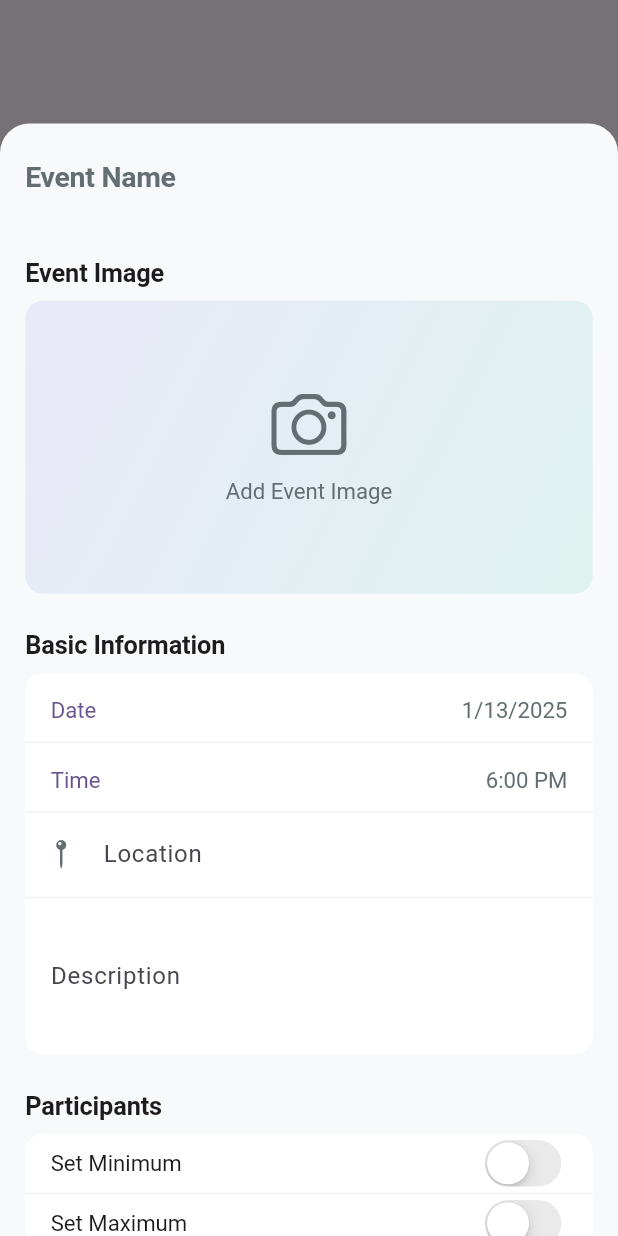
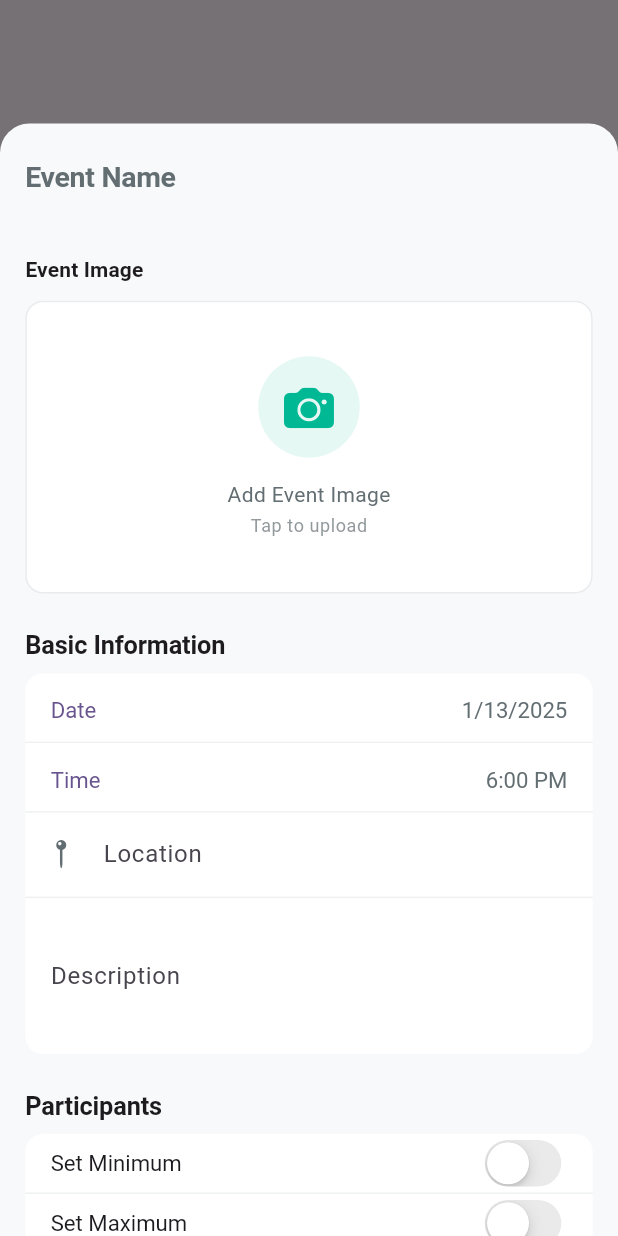
Before and after one commit to ari-naar/events-app, a Flutter app: the screen it shows after launch, item 3 of the bottom bar chosen, after a tap on "Add Event Image", on a phone screen of 412 x 824 dp. Run offline on Flutter 3.47's test engine with Material 3 defaults, Android fonts, the phone set to English and light mode, and no system bars; our stand-ins replace flutter_screenutil, hugeicons, image_picker, share_plus.

Commit message:
Remove project status documentation and enhance CreateEventScreen and EventDetailsScreen functionality. Deleted outdated project_status.txt to streamline project documentation. Updated CreateEventScreen to include image upload functionality with improved UI for selecting and displaying event images. Enhanced EventDetailsScreen with a new button to open event locations in maps, including error handling for map access. Overall improvements focus on user experience and interface consistency.

```diff
--- a/lib/features/events/screens/create_event_screen.dart
+++ b/lib/features/events/screens/create_event_screen.dart
@@ -1,12 +1,11 @@
+import 'dart:io';
+import 'package:events_app/config/theme/app_typography.dart';
 import 'package:flutter/cupertino.dart';
 import 'package:flutter/material.dart';
-import 'package:flutter/services.dart';
 import 'package:flutter_screenutil/flutter_screenutil.dart';
-import 'package:hugeicons/hugeicons.dart';
-import 'package:url_launcher/url_launcher.dart';
+import 'package:image_picker/image_picker.dart';
 import 'package:share_plus/share_plus.dart';
 import '../../../config/theme/app_colors.dart';
-import '../../../config/theme/app_typography.dart';
 import '../../../core/models/event.dart';
 import 'age_range_sheet.dart';
 import 'notification_settings_sheet.dart';
@@ -49,6 +48,7 @@ class _CreateEventBottomSheetState extends State<CreateEventBottomSheet> {
   bool _hasMaxParticipants = false;
   bool _hasMinAge = false;
   bool _hasMaxAge = false;
+  File? _selectedImage;
 
   @override
   void dispose() {
@@ -103,7 +103,7 @@ class _CreateEventBottomSheetState extends State<CreateEventBottomSheet> {
                   child: Column(
                     crossAxisAlignment: CrossAxisAlignment.start,
                     children: [
-                      _buildImageSection(),
+                      _buildImageSection(context),
                       SizedBox(height: 24.h),
                       _buildBasicInfoSection(),
                       SizedBox(height: 24.h),
@@ -130,71 +130,133 @@ class _CreateEventBottomSheetState extends State<CreateEventBottomSheet> {
     );
   }
 
-  Widget _buildImageSection() {
+  Widget _buildImageSection(BuildContext context) {
     return Column(
       crossAxisAlignment: CrossAxisAlignment.start,
       children: [
         Text(
           'Event Image',
-          style: AppTypography.titleSmall,
-        ),
-        SizedBox(height: 8.h),
-        Container(
-          height: 200.h,
-          decoration: BoxDecoration(
-            color: AppColors.surface,
-            borderRadius: BorderRadius.circular(12.r),
-            gradient: LinearGradient(
-              begin: Alignment.topLeft,
-              end: Alignment.bottomRight,
-              colors: [
-                AppColors.primary.withValues(alpha: 0.1),
-                AppColors.accent.withValues(alpha: 0.1),
-              ],
-            ),
-          ),
-          child: Material(
-            color: Colors.transparent,
-            child: InkWell(
-              onTap: () {
-                // TODO: Implement image picker
-              },
+          style: Theme.of(context).textTheme.titleSmall?.copyWith(
+                fontWeight: FontWeight.w600,
+                height: 1.3,
+              ),
+        ),
+        SizedBox(height: 12.h),
+        GestureDetector(
+          onTap: _pickImage,
+          child: Container(
+            height: 200.h,
+            width: double.infinity,
+            decoration: BoxDecoration(
+              color: AppColors.surface,
               borderRadius: BorderRadius.circular(12.r),
-              child: Center(
-                child: Column(
-                  mainAxisAlignment: MainAxisAlignment.center,
-                  children: [
-                    Icon(
-                      CupertinoIcons.camera,
-                      size: 48.sp,
-                      color: AppColors.textLight,
-                    ),
-                    SizedBox(height: 8.h),
-                    Text(
-                      'Add Event Image',
-                      style: AppTypography.bodyMedium.copyWith(
-                        color: AppColors.textLight,
-                      ),
-                    ),
-                  ],
-                ),
-              ),
-            ),
-          ),
-        ),
-        if (_imageController.text.isNotEmpty)
-          Padding(
-            padding: EdgeInsets.only(top: 8.h),
-            child: TextFormField(
-              controller: _imageController,
-              decoration: const InputDecoration(
-                labelText: 'Image URL',
-                border: InputBorder.none,
-              ),
-            ),
-          ),
+              border: Border.all(
+                color: AppColors.divider,
+                width: 1,
+              ),
+            ),
+            child: ClipRRect(
+              borderRadius: BorderRadius.circular(12.r),
+              child: _selectedImage != null
+                  ? Stack(
+                      fit: StackFit.expand,
+                      children: [
+                        Image.file(
+                          _selectedImage!,
+                          fit: BoxFit.cover,
+                        ),
+                        Positioned(
+                          top: 8.h,
+                          right: 8.w,
+                          child: GestureDetector(
+                            onTap: () => setState(() => _selectedImage = null),
+                            child: Container(
+                              padding: EdgeInsets.all(8.w),
+                              decoration: BoxDecoration(
+                                color: Colors.black.withOpacity(0.5),
+                                shape: BoxShape.circle,
+                              ),
+                              child: Icon(
+                                CupertinoIcons.xmark,
+                                size: 16.sp,
+                                color: Colors.white,
+                              ),
+                            ),
+                          ),
+                        ),
+                      ],
+                    )
+                  : Column(
+                      mainAxisAlignment: MainAxisAlignment.center,
+                      children: [
+                        Container(
+                          padding: EdgeInsets.all(16.w),
+                          decoration: BoxDecoration(
+                            color: AppColors.accent.withOpacity(0.1),
+                            shape: BoxShape.circle,
+                          ),
+                          child: Icon(
+                            CupertinoIcons.camera_fill,
+                            size: 32.sp,
+                            color: AppColors.accent,
+                          ),
+                        ),
+                        SizedBox(height: 16.h),
+                        Text(
+                          'Add Event Image',
+                          style:
+                              Theme.of(context).textTheme.bodyMedium?.copyWith(
+                                    color: AppColors.textLight,
+                                    height: 1.3,
+                                  ),
+                        ),
+                        SizedBox(height: 4.h),
+                        Text(
+                          'Tap to upload',
+                          style:
+                              Theme.of(context).textTheme.bodySmall?.copyWith(
+                                    color: AppColors.textLight.withOpacity(0.7),
+                                    height: 1.3,
+                                  ),
+                        ),
+                      ],
+                    ),
+            ),
+          ),
+        ),
       ],
     );
+  }
+
+  Future<void> _pickImage() async {
+    try {
+      final XFile? image = await ImagePicker().pickImage(
+        source: ImageSource.gallery,
+        maxWidth: 1920,
+        maxHeight: 1080,
+        imageQuality: 85,
+      );
+
+      if (image != null) {
+        setState(() => _selectedImage = File(image.path));
+      }
+    } catch (e) {
+      if (mounted) {
+        showCupertinoDialog(
+          context: context,
+          builder: (context) => CupertinoAlertDialog(
+            title: const Text('Error'),
+            content: const Text('Could not pick image. Please try again.'),
+            actions: [
+              CupertinoDialogAction(
+                child: const Text('OK'),
+                onPressed: () => Navigator.pop(context),
+              ),
+            ],
+          ),
+        );
+      }
+    }
   }
 
   Widget _buildBasicInfoSection() {
```
Also changed, not shown: @project_status.txt (renamed from project_status.txt, +12 -3 lines), lib/features/events/screens/event_details_screen.dart (+69 -46 lines).
